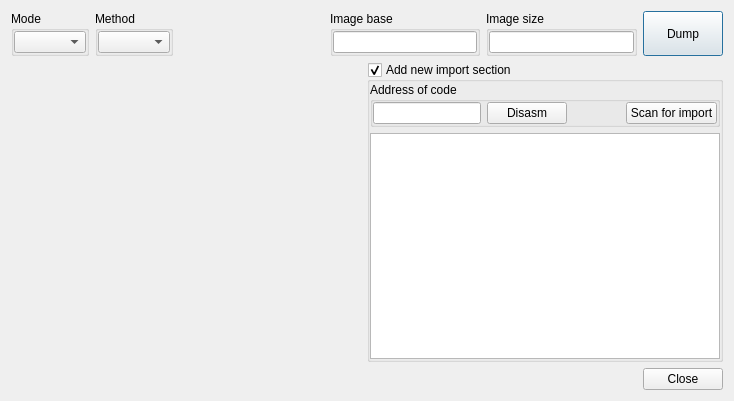
Above: dialogdumpprocessmemory.ui from horsicq/XProcessWidget before the change. Below: the same form after it.
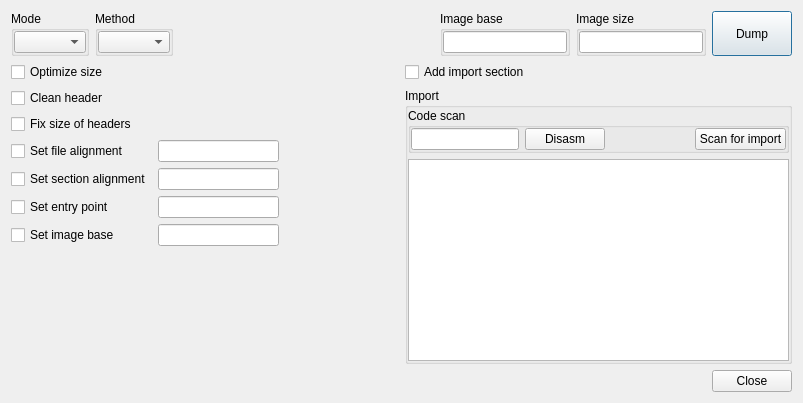
That is the form after the change. The open tabs and pages were chosen to show the change. Custom widgets are drawn as their Qt base class.

What changed in the file:
```diff
--- a/dialogdumpprocessmemory.ui
+++ b/dialogdumpprocessmemory.ui
@@ -9,8 +9,8 @@
    <rect>
     <x>0</x>
     <y>0</y>
-    <width>734</width>
-    <height>401</height>
+    <width>803</width>
+    <height>403</height>
    </rect>
   </property>
   <property name="windowTitle">
@@ -84,7 +84,20 @@
       </spacer>
      </item>
      <item>
-      <widget class="QGroupBox" name="groupBoxImageBase">
+      <spacer name="horizontalSpacer_10">
+       <property name="orientation">
+        <enum>Qt::Horizontal</enum>
+       </property>
+       <property name="sizeHint" stdset="0">
+        <size>
+         <width>40</width>
+         <height>20</height>
+        </size>
+       </property>
+      </spacer>
+     </item>
+     <item>
+      <widget class="QGroupBox" name="groupBoxProcessImageBase">
        <property name="title">
         <string>Image base</string>
        </property>
@@ -102,7 +115,7 @@
          <number>0</number>
         </property>
         <item>
-         <widget class="XLineEditHEX" name="lineEditImageBase"/>
+         <widget class="XLineEditHEX" name="lineEditProcessImageBase"/>
         </item>
        </layout>
       </widget>
@@ -164,25 +177,236 @@
         <number>0</number>
        </property>
        <item>
+        <layout class="QVBoxLayout" name="verticalLayout_8">
+         <item>
+          <layout class="QGridLayout" name="gridLayout">
+           <item row="1" column="0">
+            <widget class="QCheckBox" name="checkBoxCleanHeader">
+             <property name="text">
+              <string>Clean header</string>
+             </property>
+            </widget>
+           </item>
+           <item row="6" column="0">
+            <widget class="QCheckBox" name="checkBoxSetImageBase">
+             <property name="sizePolicy">
+              <sizepolicy hsizetype="Minimum" vsizetype="Fixed">
+               <horstretch>0</horstretch>
+               <verstretch>0</verstretch>
+              </sizepolicy>
+             </property>
+             <property name="text">
+              <string>Set image base</string>
+             </property>
+            </widget>
+           </item>
+           <item row="0" column="0">
+            <widget class="QCheckBox" name="checkBoxOptimizeSize">
+             <property name="text">
+              <string>Optimize size</string>
+             </property>
+            </widget>
+           </item>
+           <item row="5" column="2">
+            <spacer name="horizontalSpacer_6">
+             <property name="orientation">
+              <enum>Qt::Horizontal</enum>
+             </property>
+             <property name="sizeHint" stdset="0">
+              <size>
+               <width>40</width>
+               <height>20</height>
+              </size>
+             </property>
+            </spacer>
+           </item>
+           <item row="4" column="1">
+            <widget class="XLineEditHEX" name="lineEditSectionAlignment"/>
+           </item>
+           <item row="0" column="2">
+            <spacer name="horizontalSpacer_3">
+             <property name="orientation">
+              <enum>Qt::Horizontal</enum>
+             </property>
+             <property name="sizeHint" stdset="0">
+              <size>
+               <width>40</width>
+               <height>20</height>
+              </size>
+             </property>
+            </spacer>
+           </item>
+           <item row="3" column="0">
+            <widget class="QCheckBox" name="checkBoxSetFileAlignment">
+             <property name="text">
+              <string>Set file alignment</string>
+             </property>
+            </widget>
+           </item>
+           <item row="4" column="0">
+            <widget class="QCheckBox" name="checkBoxSetSectionAlignment">
+             <property name="text">
+              <string>Set section alignment</string>
+             </property>
+            </widget>
+           </item>
+           <item row="5" column="0">
+            <widget class="QCheckBox" name="checkBoxSetEntryPoint">
+             <property name="sizePolicy">
+              <sizepolicy hsizetype="Minimum" vsizetype="Fixed">
+               <horstretch>0</horstretch>
+               <verstretch>0</verstretch>
+              </sizepolicy>
+             </property>
+             <property name="text">
+              <string>Set entry point</string>
+             </property>
+            </widget>
+           </item>
+           <item row="6" column="2">
+            <spacer name="horizontalSpacer_7">
+             <property name="orientation">
+              <enum>Qt::Horizontal</enum>
+             </property>
+             <property name="sizeHint" stdset="0">
+              <size>
+               <width>40</width>
+               <height>20</height>
+              </size>
+             </property>
+            </spacer>
+           </item>
+           <item row="3" column="1">
+            <widget class="XLineEditHEX" name="lineEditFileAlignment"/>
+           </item>
+           <item row="6" column="1">
+            <widget class="XLineEditHEX" name="lineEditImageBase"/>
+           </item>
+           <item row="3" column="2">
         <spacer name="horizontalSpacer_4">
          <property name="orientation">
           <enum>Qt::Horizontal</enum>
          </property>
          <property name="sizeHint" stdset="0">
           <size>
-           <width>347</width>
+               <width>40</width>
            <height>20</height>
           </size>
          </property>
         </spacer>
+           </item>
+           <item row="5" column="1">
+            <widget class="XLineEditHEX" name="lineEditEntryPoint"/>
+           </item>
+           <item row="1" column="2">
+            <spacer name="horizontalSpacer_8">
+             <property name="orientation">
+              <enum>Qt::Horizontal</enum>
+             </property>
+             <property name="sizeHint" stdset="0">
+              <size>
+               <width>40</width>
+               <height>20</height>
+              </size>
+             </property>
+            </spacer>
+           </item>
+           <item row="4" column="2">
+            <spacer name="horizontalSpacer_5">
+             <property name="orientation">
+              <enum>Qt::Horizontal</enum>
+             </property>
+             <property name="sizeHint" stdset="0">
+              <size>
+               <width>40</width>
+               <height>20</height>
+              </size>
+             </property>
+            </spacer>
+           </item>
+           <item row="2" column="0">
+            <widget class="QCheckBox" name="checkBoxFixSizeOfHeaders">
+             <property name="text">
+              <string>Fix size of headers</string>
+             </property>
+            </widget>
+           </item>
+          </layout>
+         </item>
+         <item>
+          <spacer name="verticalSpacer">
+           <property name="orientation">
+            <enum>Qt::Vertical</enum>
+           </property>
+           <property name="sizeHint" stdset="0">
+            <size>
+             <width>20</width>
+             <height>40</height>
+            </size>
+           </property>
+          </spacer>
+         </item>
+        </layout>
+       </item>
+       <item>
+        <layout class="QVBoxLayout" name="verticalLayout_7">
+         <item>
+          <layout class="QHBoxLayout" name="horizontalLayout_9">
+           <item>
+            <widget class="QCheckBox" name="checkBoxAddImportSection">
+             <property name="text">
+              <string>Add import section</string>
+             </property>
+            </widget>
+           </item>
+           <item>
+            <spacer name="horizontalSpacer_18">
+             <property name="orientation">
+              <enum>Qt::Horizontal</enum>
+             </property>
+             <property name="sizeHint" stdset="0">
+              <size>
+               <width>40</width>
+               <height>20</height>
+              </size>
+             </property>
+            </spacer>
+           </item>
+           <item>
+            <spacer name="horizontalSpacer_9">
+             <property name="orientation">
+              <enum>Qt::Horizontal</enum>
+             </property>
+             <property name="sizeHint" stdset="0">
+              <size>
+               <width>40</width>
+               <height>20</height>
+              </size>
+             </property>
+            </spacer>
+           </item>
+           <item>
+            <spacer name="horizontalSpacer_16">
+             <property name="orientation">
+              <enum>Qt::Horizontal</enum>
+             </property>
+             <property name="sizeHint" stdset="0">
+              <size>
+               <width>40</width>
+               <height>20</height>
+              </size>
+             </property>
+            </spacer>
+           </item>
+          </layout>
        </item>
        <item>
         <widget class="QGroupBox" name="groupBoxImport">
          <property name="title">
-          <string>Add new import section</string>
+            <string>Import</string>
          </property>
          <property name="checkable">
-          <bool>true</bool>
+            <bool>false</bool>
          </property>
          <layout class="QVBoxLayout" name="verticalLayout_6">
           <property name="leftMargin">
@@ -198,9 +422,11 @@
            <number>0</number>
           </property>
           <item>
-           <widget class="QGroupBox" name="groupBox">
+             <layout class="QHBoxLayout" name="horizontalLayout_10">
+              <item>
+               <widget class="QGroupBox" name="groupBoxCodeScan">
             <property name="title">
-             <string>Address of code</string>
+                 <string>Code scan</string>
             </property>
             <layout class="QHBoxLayout" name="horizontalLayout_3">
              <property name="leftMargin">
@@ -226,7 +452,7 @@
               </widget>
              </item>
              <item>
-              <spacer name="horizontalSpacer_3">
+                  <spacer name="horizontalSpacer_15">
                <property name="orientation">
                 <enum>Qt::Horizontal</enum>
                </property>
@@ -248,11 +474,15 @@
             </layout>
            </widget>
           </item>
+             </layout>
+            </item>
           <item>
            <widget class="QTableWidget" name="tableWidget"/>
           </item>
          </layout>
         </widget>
+         </item>
+        </layout>
        </item>
       </layout>
      </widget>
```
Left out of the diff: 7 changed lines with no effect on the pictures. Lines whose indentation alone changed are shown as unchanged.
